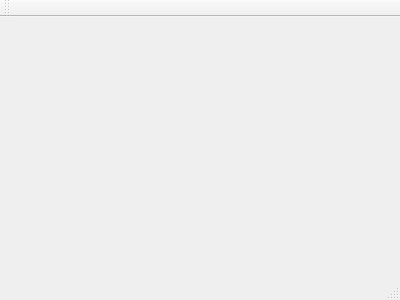
Qt form appSignals/mainwindow.ui (cesarTag/Semg) before a commit.
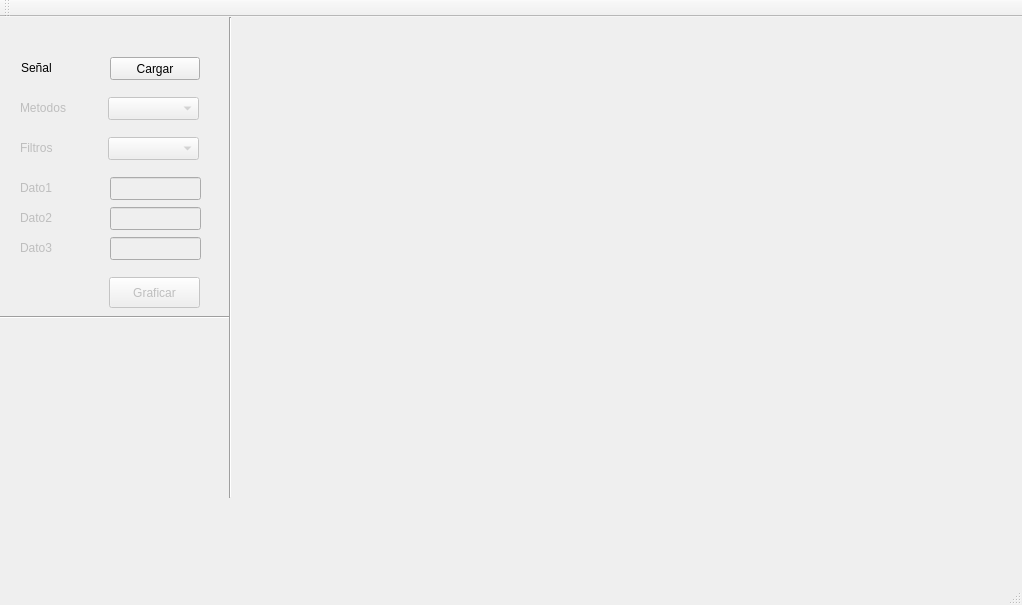
The same form after that commit. Custom widgets are drawn as their Qt base class.

Patch:
```diff
--- a/appSignals/mainwindow.ui
+++ b/appSignals/mainwindow.ui
@@ -1,24 +1,284 @@
 <ui version="4.0">
  <class>MainWindow</class>
- <widget class="QMainWindow" name="MainWindow" >
-  <property name="geometry" >
+ <widget class="QMainWindow" name="MainWindow">
+  <property name="windowModality">
+   <enum>Qt::NonModal</enum>
+  </property>
+  <property name="geometry">
    <rect>
     <x>0</x>
     <y>0</y>
-    <width>400</width>
-    <height>300</height>
+    <width>1022</width>
+    <height>605</height>
    </rect>
   </property>
   <property name="windowTitle" >
    <string>MainWindow</string>
   </property>
-  <widget class="QMenuBar" name="menuBar" />
-  <widget class="QToolBar" name="mainToolBar" />
-  <widget class="QWidget" name="centralWidget" />
-  <widget class="QStatusBar" name="statusBar" />
+  <widget class="QWidget" name="centralWidget">
+   <widget class="Line" name="line">
+    <property name="geometry">
+     <rect>
+      <x>0</x>
+      <y>290</y>
+      <width>231</width>
+      <height>20</height>
+     </rect>
+    </property>
+    <property name="orientation">
+     <enum>Qt::Horizontal</enum>
+    </property>
+   </widget>
+   <widget class="Line" name="line_2">
+    <property name="geometry">
+     <rect>
+      <x>220</x>
+      <y>0</y>
+      <width>20</width>
+      <height>481</height>
+     </rect>
+    </property>
+    <property name="orientation">
+     <enum>Qt::Vertical</enum>
+    </property>
+   </widget>
+   <widget class="QCustomPlot" name="grafico1" native="true">
+    <property name="geometry">
+     <rect>
+      <x>259</x>
+      <y>9</y>
+      <width>731</width>
+      <height>201</height>
+     </rect>
+    </property>
+   </widget>
+   <widget class="QCustomPlot" name="grafico2" native="true">
+    <property name="geometry">
+     <rect>
+      <x>260</x>
+      <y>230</y>
+      <width>731</width>
+      <height>291</height>
+     </rect>
+    </property>
+   </widget>
+   <widget class="QPushButton" name="botonCargar">
+    <property name="geometry">
+     <rect>
+      <x>110</x>
+      <y>40</y>
+      <width>90</width>
+      <height>23</height>
+     </rect>
+    </property>
+    <property name="text">
+     <string>Cargar</string>
+    </property>
+   </widget>
+   <widget class="QComboBox" name="comboMetodos">
+    <property name="enabled">
+     <bool>false</bool>
+    </property>
+    <property name="geometry">
+     <rect>
+      <x>108</x>
+      <y>80</y>
+      <width>91</width>
+      <height>23</height>
+     </rect>
+    </property>
+   </widget>
+   <widget class="QComboBox" name="comboFiltros">
+    <property name="enabled">
+     <bool>false</bool>
+    </property>
+    <property name="geometry">
+     <rect>
+      <x>108</x>
+      <y>120</y>
+      <width>91</width>
+      <height>23</height>
+     </rect>
+    </property>
+   </widget>
+   <widget class="QLabel" name="label1">
+    <property name="enabled">
+     <bool>false</bool>
+    </property>
+    <property name="geometry">
+     <rect>
+      <x>20</x>
+      <y>80</y>
+      <width>71</width>
+      <height>21</height>
+     </rect>
+    </property>
+    <property name="text">
+     <string>Metodos</string>
+    </property>
+   </widget>
+   <widget class="QLabel" name="label0">
+    <property name="geometry">
+     <rect>
+      <x>21</x>
+      <y>40</y>
+      <width>71</width>
+      <height>21</height>
+     </rect>
+    </property>
+    <property name="text">
+     <string>Señal</string>
+    </property>
+   </widget>
+   <widget class="QLabel" name="label2">
+    <property name="enabled">
+     <bool>false</bool>
+    </property>
+    <property name="geometry">
+     <rect>
+      <x>20</x>
+      <y>120</y>
+      <width>71</width>
+      <height>21</height>
+     </rect>
+    </property>
+    <property name="text">
+     <string>Filtros</string>
+    </property>
+   </widget>
+   <widget class="QLabel" name="label4">
+    <property name="enabled">
+     <bool>false</bool>
+    </property>
+    <property name="geometry">
+     <rect>
+      <x>20</x>
+      <y>190</y>
+      <width>71</width>
+      <height>21</height>
+     </rect>
+    </property>
+    <property name="text">
+     <string>Dato2</string>
+    </property>
+   </widget>
+   <widget class="QLabel" name="label3">
+    <property name="enabled">
+     <bool>false</bool>
+    </property>
+    <property name="geometry">
+     <rect>
+      <x>20</x>
+      <y>160</y>
+      <width>71</width>
+      <height>21</height>
+     </rect>
+    </property>
+    <property name="text">
+     <string>Dato1</string>
+    </property>
+   </widget>
+   <widget class="QLabel" name="label5">
+    <property name="enabled">
+     <bool>false</bool>
+    </property>
+    <property name="geometry">
+     <rect>
+      <x>20</x>
+      <y>220</y>
+      <width>71</width>
+      <height>21</height>
+     </rect>
+    </property>
+    <property name="text">
+     <string>Dato3</string>
+    </property>
+   </widget>
+   <widget class="QLineEdit" name="text1">
+    <property name="enabled">
+     <bool>false</bool>
+    </property>
+    <property name="geometry">
+     <rect>
+      <x>110</x>
+      <y>160</y>
+      <width>91</width>
+      <height>23</height>
+     </rect>
+    </property>
+   </widget>
+   <widget class="QLineEdit" name="text3">
+    <property name="enabled">
+     <bool>false</bool>
+    </property>
+    <property name="geometry">
+     <rect>
+      <x>110</x>
+      <y>220</y>
+      <width>91</width>
+      <height>23</height>
+     </rect>
+    </property>
+   </widget>
+   <widget class="QLineEdit" name="text2">
+    <property name="enabled">
+     <bool>false</bool>
+    </property>
+    <property name="geometry">
+     <rect>
+      <x>110</x>
+      <y>190</y>
+      <width>91</width>
+      <height>23</height>
+     </rect>
+    </property>
+   </widget>
+   <widget class="QPushButton" name="botonGraficar">
+    <property name="enabled">
+     <bool>false</bool>
+    </property>
+    <property name="geometry">
+     <rect>
+      <x>109</x>
+      <y>260</y>
+      <width>91</width>
+      <height>31</height>
+     </rect>
+    </property>
+    <property name="text">
+     <string>Graficar</string>
+    </property>
+   </widget>
+  </widget>
+  <widget class="QMenuBar" name="menuBar">
+   <property name="geometry">
+    <rect>
+     <x>0</x>
+     <y>0</y>
+     <width>1022</width>
+     <height>20</height>
+    </rect>
+   </property>
+  </widget>
+  <widget class="QToolBar" name="mainToolBar">
+   <attribute name="toolBarArea">
+    <enum>TopToolBarArea</enum>
+   </attribute>
+   <attribute name="toolBarBreak">
+    <bool>false</bool>
+   </attribute>
+  </widget>
+  <widget class="QStatusBar" name="statusBar"/>
  </widget>
- <layoutDefault spacing="6" margin="11" />
- <pixmapfunction></pixmapfunction>
+ <layoutdefault spacing="6" margin="11"/>
+ <customwidgets>
+  <customwidget>
+   <class>QCustomPlot</class>
+   <extends>QWidget</extends>
+   <header location="global">../../qcustomplot.h</header>
+   <container>1</container>
+  </customwidget>
+ </customwidgets>
  <resources/>
  <connections/>
 </ui>
```
Left out of the diff: 5 changed lines with no effect on the pictures.
